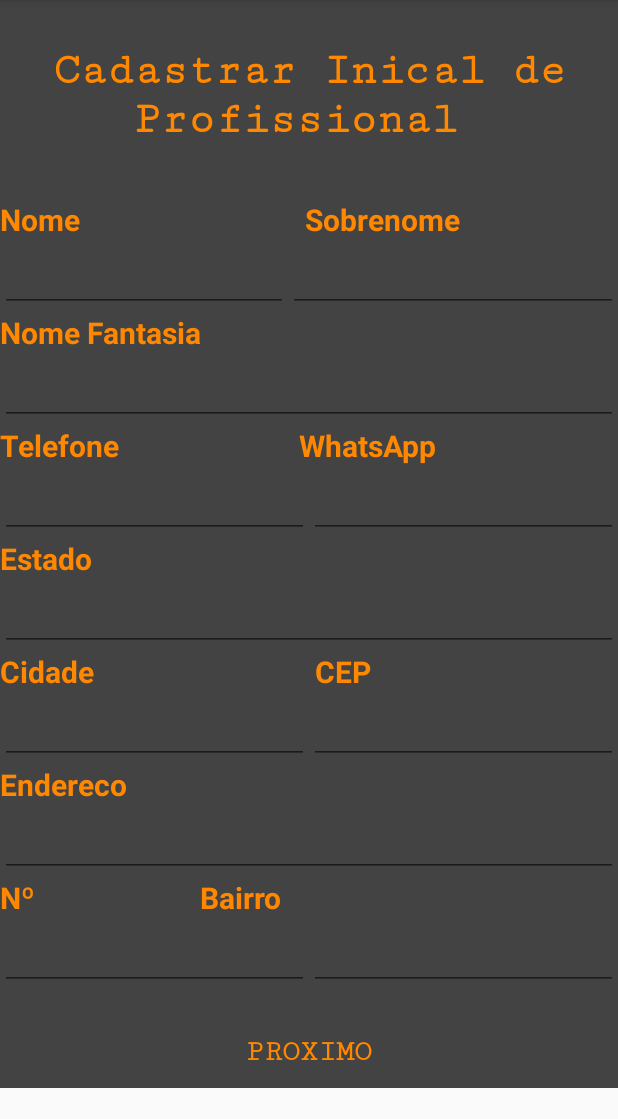
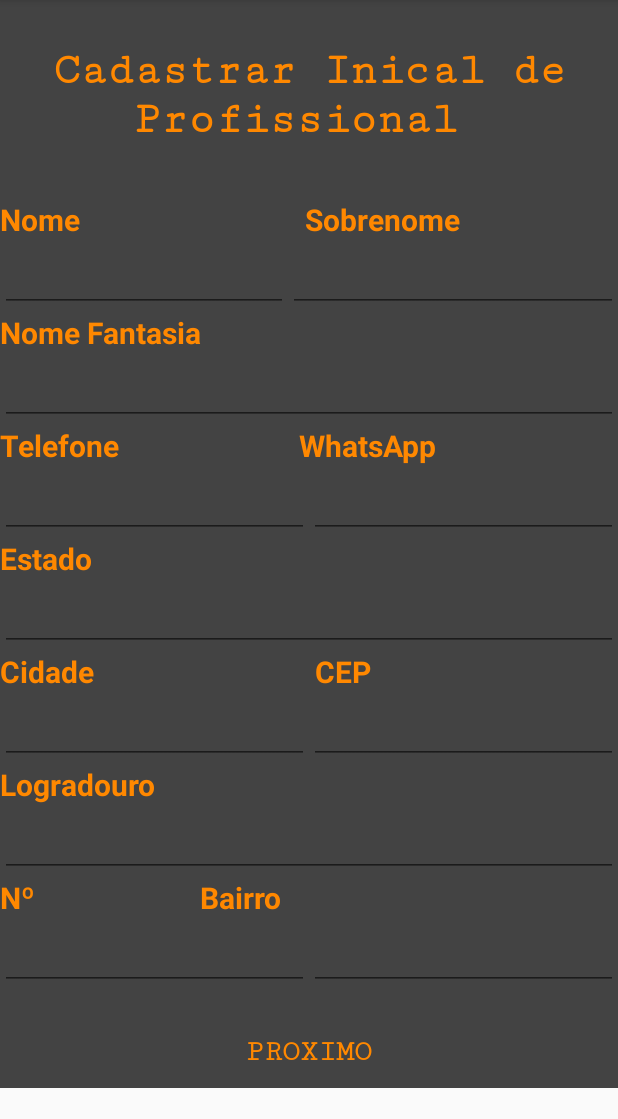
Before and after one commit to MariaCaroll/MyNailsAdmin, an Android app: the screen it shows after launch (MainActivity), after a tap on "CREATE", on a phone screen of 412 x 824 dp, the part 84-1203 px from its top. Run offline under Robolectric (Android 15) with nearby library versions, the phone set to English and light mode, and no system bars; 1 other tap on this screen came first.

Commit message:
Start Commit

```diff
--- a/app/src/main/res/layout/activity_cadastro_inicial_prof.xml
+++ b/app/src/main/res/layout/activity_cadastro_inicial_prof.xml
@@ -281,7 +281,7 @@
                 android:id="@+id/txtEderecoProf"
                 android:layout_width="match_parent"
                 android:layout_height="wrap_content"
-                android:text="Endereco"
+                android:text="Logradouro"
                 android:textColor="@android:color/holo_orange_dark"
                 android:textSize="20dp"
                 android:textStyle="bold" />
```
